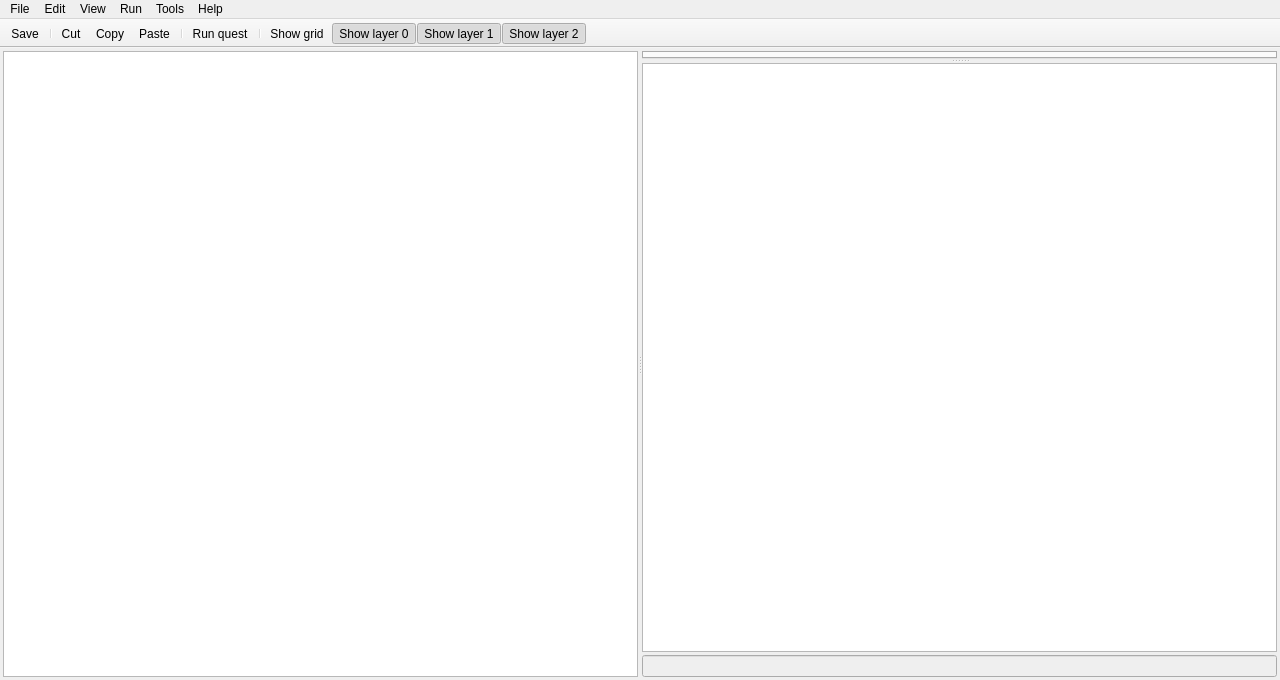
First picture: the form in src/gui/main_window.ui, repository solarus-games/solarus-quest-editor, before the edit.
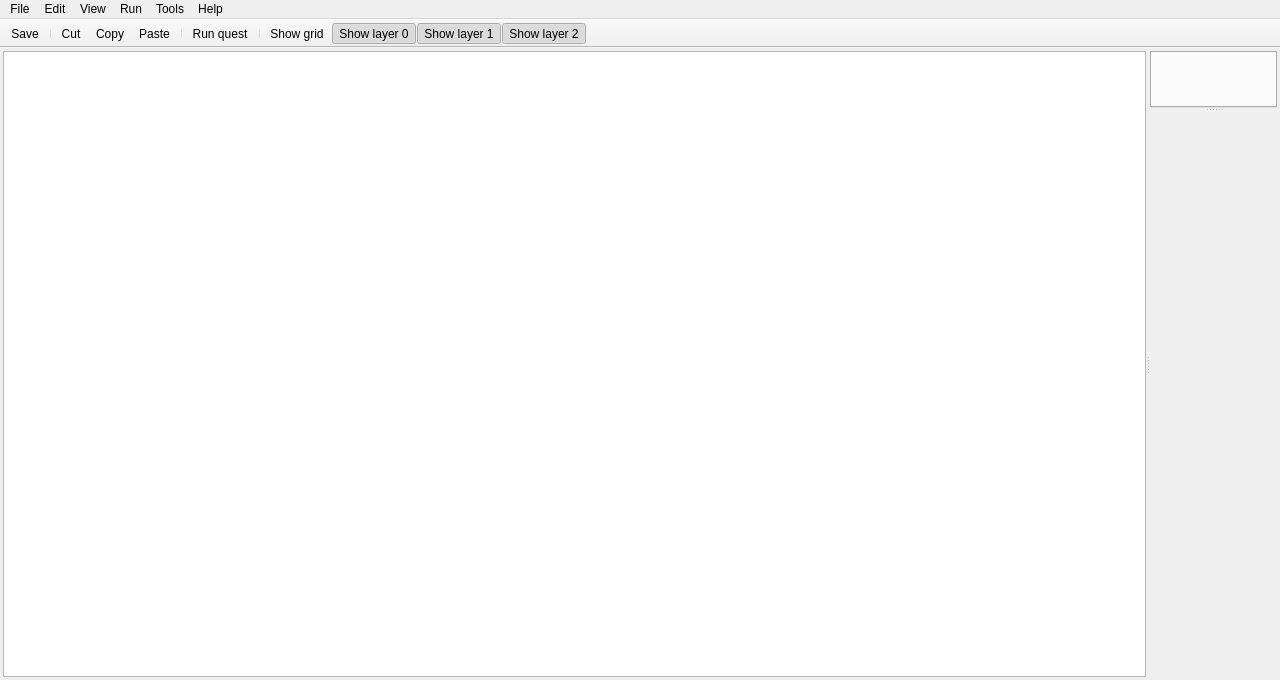
Second picture: the form after the edit. Icons and pictures are not drawn. Custom widgets are drawn as their Qt base class.

Commit message: Move log viewer and Lua console code in a separate class

Diff of the .ui file:
```diff
--- a/src/gui/main_window.ui
+++ b/src/gui/main_window.ui
@@ -45,45 +45,7 @@
         <enum>Qt::Vertical</enum>
        </property>
        <widget class="EditorTabs" name="tab_widget"/>
-       <widget class="QWidget" name="console_widget" native="true">
-        <layout class="QVBoxLayout" name="console_layout">
-         <property name="spacing">
-          <number>3</number>
-         </property>
-         <property name="leftMargin">
-          <number>0</number>
-         </property>
-         <property name="topMargin">
-          <number>0</number>
-         </property>
-         <property name="rightMargin">
-          <number>0</number>
-         </property>
-         <property name="bottomMargin">
-          <number>0</number>
-         </property>
-         <item>
-          <widget class="QPlainTextEdit" name="console_output_view">
-           <property name="readOnly">
-            <bool>true</bool>
-           </property>
-           <property name="maximumBlockCount">
-            <number>10000</number>
-           </property>
-           <property name="centerOnScroll">
-            <bool>true</bool>
-           </property>
-          </widget>
-         </item>
-         <item>
-          <widget class="QLineEdit" name="console_field">
-           <property name="enabled">
-            <bool>false</bool>
-           </property>
-          </widget>
-         </item>
-        </layout>
-       </widget>
+       <widget class="Console" name="console_widget" native="true"/>
       </widget>
      </widget>
     </item>
@@ -415,6 +377,12 @@
    <header>include/gui/editor_tabs.h</header>
    <container>1</container>
   </customwidget>
+  <customwidget>
+   <class>Console</class>
+   <extends>QWidget</extends>
+   <header>include/gui/console.h</header>
+   <container>1</container>
+  </customwidget>
  </customwidgets>
  <resources>
   <include location="../../resources/images.qrc"/>
```
The commit also changes 6 other files.
